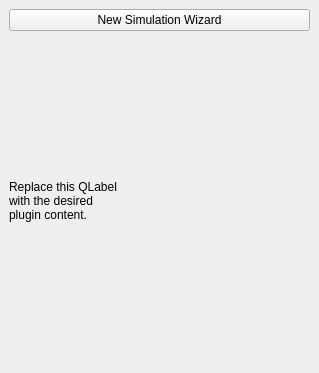
The window that threedi_api_qgis_client/threedi_api_qgis_client_dockwidget_base.ui (nens/threedi-api-qgis-client) describes before a commit, drawn with Qt 5.
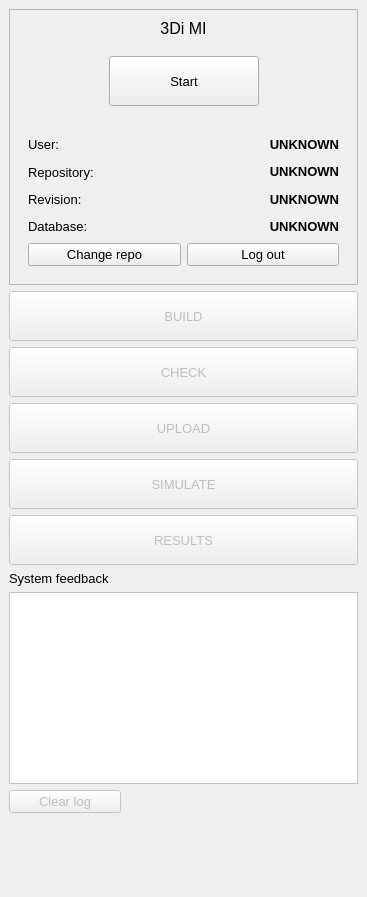
The same window after the commit.

Commit message: Work on plugin widgets.

Patch:
```diff
--- a/threedi_api_qgis_client/threedi_api_qgis_client_dockwidget_base.ui
+++ b/threedi_api_qgis_client/threedi_api_qgis_client_dockwidget_base.ui
@@ -6,31 +6,369 @@
    <rect>
     <x>0</x>
     <y>0</y>
-    <width>319</width>
-    <height>373</height>
+    <width>367</width>
+    <height>897</height>
    </rect>
   </property>
+  <property name="font">
+   <font>
+    <family>Segoe UI</family>
+    <pointsize>10</pointsize>
+   </font>
+  </property>
+  <property name="layoutDirection">
+   <enum>Qt::LeftToRight</enum>
+  </property>
   <property name="windowTitle">
    <string>3Di API Client</string>
   </property>
   <widget class="QWidget" name="dockWidgetContents">
    <layout class="QGridLayout" name="gridLayout">
-    <item row="1" column="0">
-     <widget class="QLabel" name="label">
+    <item row="7" column="0">
+     <widget class="QLabel" name="label_9">
       <property name="text">
-       <string>Replace this QLabel
-with the desired
-plugin content.</string>
+       <string>System feedback</string>
       </property>
      </widget>
     </item>
-    <item row="0" column="0">
-     <widget class="QPushButton" name="pushButton">
+    <item row="10" column="1">
+     <spacer name="verticalSpacer">
+      <property name="orientation">
+       <enum>Qt::Vertical</enum>
+      </property>
+      <property name="sizeHint" stdset="0">
+       <size>
+        <width>20</width>
+        <height>40</height>
+       </size>
+      </property>
+     </spacer>
+    </item>
+    <item row="9" column="0">
+     <widget class="QPushButton" name="btn_clear_log">
+      <property name="enabled">
+       <bool>false</bool>
+      </property>
       <property name="text">
-       <string>New Simulation Wizard</string>
+       <string>Clear log</string>
       </property>
      </widget>
     </item>
+    <item row="6" column="0" colspan="3">
+     <widget class="QToolButton" name="btn_results">
+      <property name="enabled">
+       <bool>false</bool>
+      </property>
+      <property name="sizePolicy">
+       <sizepolicy hsizetype="Expanding" vsizetype="Fixed">
+        <horstretch>0</horstretch>
+        <verstretch>0</verstretch>
+       </sizepolicy>
+      </property>
+      <property name="minimumSize">
+       <size>
+        <width>0</width>
+        <height>50</height>
+       </size>
+      </property>
+      <property name="text">
+       <string>RESULTS</string>
+      </property>
+     </widget>
+    </item>
+    <item row="5" column="0" colspan="3">
+     <widget class="QToolButton" name="btn_simulate">
+      <property name="enabled">
+       <bool>false</bool>
+      </property>
+      <property name="sizePolicy">
+       <sizepolicy hsizetype="Expanding" vsizetype="Fixed">
+        <horstretch>0</horstretch>
+        <verstretch>0</verstretch>
+       </sizepolicy>
+      </property>
+      <property name="minimumSize">
+       <size>
+        <width>0</width>
+        <height>50</height>
+       </size>
+      </property>
+      <property name="text">
+       <string>SIMULATE</string>
+      </property>
+     </widget>
+    </item>
+    <item row="8" column="0" colspan="3">
+     <widget class="QListView" name="lv_log">
+      <property name="minimumSize">
+       <size>
+        <width>0</width>
+        <height>150</height>
+       </size>
+      </property>
+      <property name="font">
+       <font>
+        <pointsize>8</pointsize>
+       </font>
+      </property>
+      <property name="styleSheet">
+       <string notr="true">QListView {background-color: white;}</string>
+      </property>
+     </widget>
+    </item>
+    <item row="4" column="0" colspan="3">
+     <widget class="QToolButton" name="btn_upload">
+      <property name="enabled">
+       <bool>false</bool>
+      </property>
+      <property name="sizePolicy">
+       <sizepolicy hsizetype="Expanding" vsizetype="Fixed">
+        <horstretch>0</horstretch>
+        <verstretch>0</verstretch>
+       </sizepolicy>
+      </property>
+      <property name="minimumSize">
+       <size>
+        <width>0</width>
+        <height>50</height>
+       </size>
+      </property>
+      <property name="text">
+       <string>UPLOAD</string>
+      </property>
+     </widget>
+    </item>
+    <item row="3" column="0" colspan="3">
+     <widget class="QToolButton" name="btn_check">
+      <property name="enabled">
+       <bool>false</bool>
+      </property>
+      <property name="sizePolicy">
+       <sizepolicy hsizetype="Expanding" vsizetype="Fixed">
+        <horstretch>0</horstretch>
+        <verstretch>0</verstretch>
+       </sizepolicy>
+      </property>
+      <property name="minimumSize">
+       <size>
+        <width>0</width>
+        <height>50</height>
+       </size>
+      </property>
+      <property name="text">
+       <string>CHECK</string>
+      </property>
+     </widget>
+    </item>
+    <item row="2" column="0" colspan="3">
+     <widget class="QToolButton" name="btn_build">
+      <property name="enabled">
+       <bool>false</bool>
+      </property>
+      <property name="sizePolicy">
+       <sizepolicy hsizetype="Expanding" vsizetype="Fixed">
+        <horstretch>0</horstretch>
+        <verstretch>0</verstretch>
+       </sizepolicy>
+      </property>
+      <property name="minimumSize">
+       <size>
+        <width>0</width>
+        <height>50</height>
+       </size>
+      </property>
+      <property name="text">
+       <string>BUILD</string>
+      </property>
+     </widget>
+    </item>
+    <item row="0" column="0" colspan="3">
+     <widget class="QFrame" name="frame">
+      <property name="minimumSize">
+       <size>
+        <width>0</width>
+        <height>24</height>
+       </size>
+      </property>
+      <property name="frameShape">
+       <enum>QFrame::StyledPanel</enum>
+      </property>
+      <property name="frameShadow">
+       <enum>QFrame::Plain</enum>
+      </property>
+      <layout class="QGridLayout" name="gridLayout_4">
+       <item row="4" column="1">
+        <widget class="QWidget" name="widget_authorized" native="true">
+         <property name="minimumSize">
+          <size>
+           <width>0</width>
+           <height>150</height>
+          </size>
+         </property>
+         <layout class="QGridLayout" name="gridLayout_3">
+          <item row="0" column="0">
+           <widget class="QLabel" name="label">
+            <property name="text">
+             <string>User:</string>
+            </property>
+           </widget>
+          </item>
+          <item row="2" column="1">
+           <widget class="QLabel" name="label_7">
+            <property name="text">
+             <string>&lt;html&gt;&lt;head/&gt;&lt;body&gt;&lt;p&gt;&lt;span style=&quot; font-weight:600;&quot;&gt;UNKNOWN&lt;/span&gt;&lt;/p&gt;&lt;/body&gt;&lt;/html&gt;</string>
+            </property>
+            <property name="alignment">
+             <set>Qt::AlignRight|Qt::AlignTrailing|Qt::AlignVCenter</set>
+            </property>
+           </widget>
+          </item>
+          <item row="1" column="1">
+           <widget class="QLabel" name="label_6">
+            <property name="text">
+             <string>&lt;html&gt;&lt;head/&gt;&lt;body&gt;&lt;p&gt;&lt;span style=&quot; font-weight:600;&quot;&gt;UNKNOWN&lt;/span&gt;&lt;/p&gt;&lt;/body&gt;&lt;/html&gt;</string>
+            </property>
+            <property name="alignment">
+             <set>Qt::AlignRight|Qt::AlignTrailing|Qt::AlignVCenter</set>
+            </property>
+           </widget>
+          </item>
+          <item row="3" column="1">
+           <widget class="QLabel" name="label_8">
+            <property name="text">
+             <string>&lt;html&gt;&lt;head/&gt;&lt;body&gt;&lt;p&gt;&lt;span style=&quot; font-weight:600;&quot;&gt;UNKNOWN&lt;/span&gt;&lt;/p&gt;&lt;/body&gt;&lt;/html&gt;</string>
+            </property>
+            <property name="alignment">
+             <set>Qt::AlignRight|Qt::AlignTrailing|Qt::AlignVCenter</set>
+            </property>
+           </widget>
+          </item>
+          <item row="3" column="0">
+           <widget class="QLabel" name="label_4">
+            <property name="text">
+             <string>Database:</string>
+            </property>
+           </widget>
+          </item>
+          <item row="0" column="1">
+           <widget class="QLabel" name="label_5">
+            <property name="layoutDirection">
+             <enum>Qt::LeftToRight</enum>
+            </property>
+            <property name="text">
+             <string>&lt;html&gt;&lt;head/&gt;&lt;body&gt;&lt;p&gt;&lt;span style=&quot; font-weight:600;&quot;&gt;UNKNOWN&lt;/span&gt;&lt;/p&gt;&lt;/body&gt;&lt;/html&gt;</string>
+            </property>
+            <property name="alignment">
+             <set>Qt::AlignRight|Qt::AlignTrailing|Qt::AlignVCenter</set>
+            </property>
+           </widget>
+          </item>
+          <item row="1" column="0">
+           <widget class="QLabel" name="label_2">
+            <property name="text">
+             <string>Repository:</string>
+            </property>
+           </widget>
+          </item>
+          <item row="2" column="0">
+           <widget class="QLabel" name="label_3">
+            <property name="text">
+             <string>Revision:</string>
+            </property>
+           </widget>
+          </item>
+          <item row="4" column="0">
+           <widget class="QPushButton" name="btn_change_repo">
+            <property name="text">
+             <string>Change repo</string>
+            </property>
+           </widget>
+          </item>
+          <item row="4" column="1">
+           <widget class="QPushButton" name="btn_log_out">
+            <property name="text">
+             <string>Log out</string>
+            </property>
+           </widget>
+          </item>
+         </layout>
+        </widget>
+       </item>
+       <item row="1" column="1">
+        <widget class="QWidget" name="widget_unauthorized" native="true">
+         <property name="minimumSize">
+          <size>
+           <width>0</width>
+           <height>75</height>
+          </size>
+         </property>
+         <layout class="QGridLayout" name="gridLayout_2">
+          <item row="1" column="0">
+           <spacer name="horizontalSpacer">
+            <property name="orientation">
+             <enum>Qt::Horizontal</enum>
+            </property>
+            <property name="sizeHint" stdset="0">
+             <size>
+              <width>40</width>
+              <height>20</height>
+             </size>
+            </property>
+           </spacer>
+          </item>
+          <item row="1" column="2">
+           <spacer name="horizontalSpacer_2">
+            <property name="orientation">
+             <enum>Qt::Horizontal</enum>
+            </property>
+            <property name="sizeHint" stdset="0">
+             <size>
+              <width>40</width>
+              <height>20</height>
+             </size>
+            </property>
+           </spacer>
+          </item>
+          <item row="1" column="1">
+           <widget class="QPushButton" name="btn_start">
+            <property name="sizePolicy">
+             <sizepolicy hsizetype="Minimum" vsizetype="Fixed">
+              <horstretch>0</horstretch>
+              <verstretch>0</verstretch>
+             </sizepolicy>
+            </property>
+            <property name="minimumSize">
+             <size>
+              <width>150</width>
+              <height>50</height>
+             </size>
+            </property>
+            <property name="text">
+             <string>Start</string>
+            </property>
+           </widget>
+          </item>
+         </layout>
+        </widget>
+       </item>
+       <item row="0" column="1">
+        <widget class="QLabel" name="label_10">
+         <property name="font">
+          <font>
+           <pointsize>12</pointsize>
+          </font>
+         </property>
+         <property name="text">
+          <string>3Di MI</string>
+         </property>
+         <property name="alignment">
+          <set>Qt::AlignCenter</set>
+         </property>
+        </widget>
+       </item>
+      </layout>
+     </widget>
+    </item>
    </layout>
   </widget>
  </widget>
```
Left out of the diff: 2 changed lines with no effect on the pictures. The commit also changes 2 other files.
